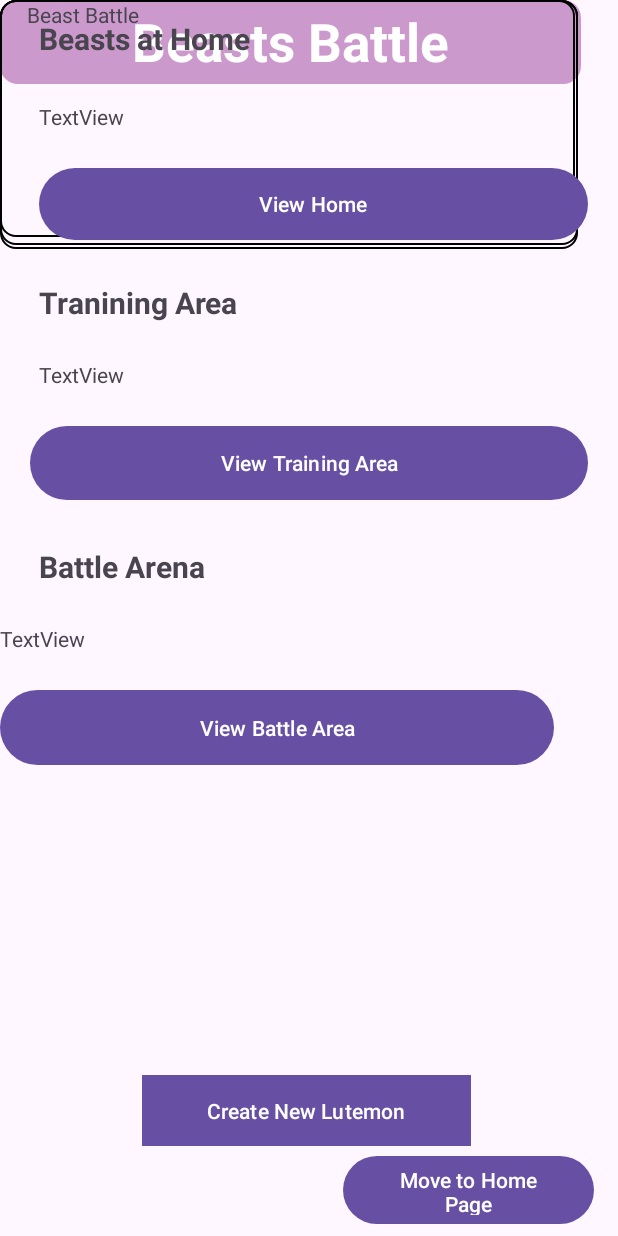
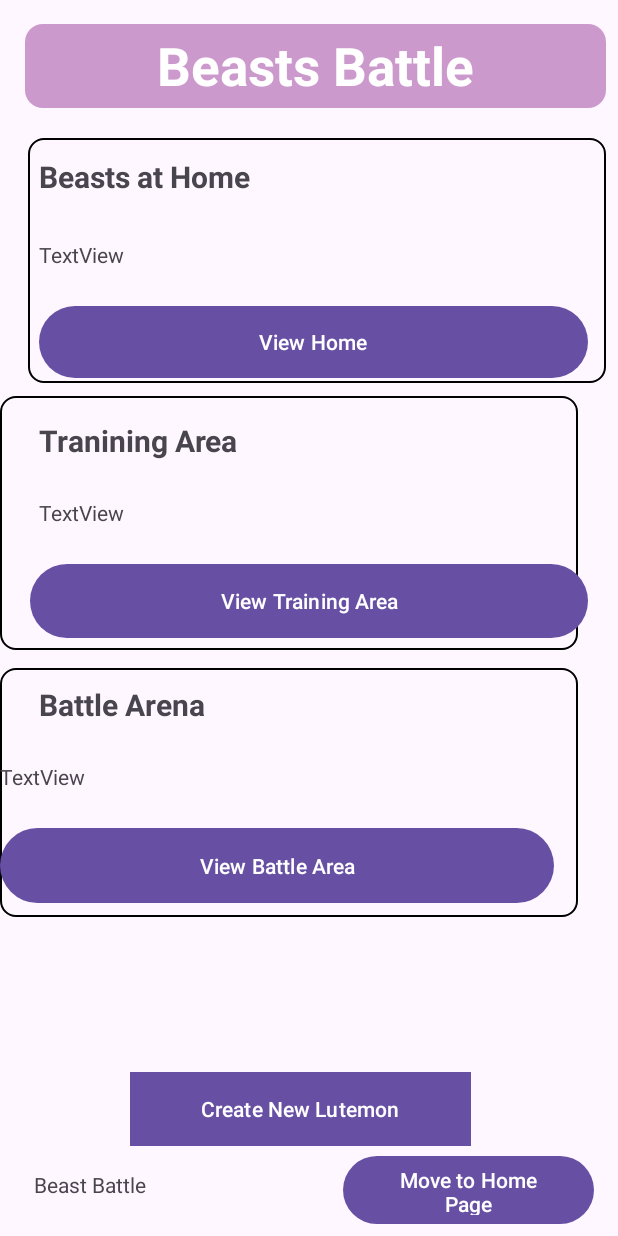
Before and after one commit to NgocKhanhAnPhan/Project_AS_Celestial_Beasts, an Android app: the BeastBattle screen opened directly, with no data from a screen before it, on a phone screen of 412 x 824 dp. Run offline under Robolectric (Android 15) with nearby library versions, the phone set to English and light mode, and no system bars.

Commit message:
first update

```diff
--- a/app/src/main/java/com/example/project/LoginActivity.java
+++ b/app/src/main/java/com/example/project/LoginActivity.java
@@ -16,6 +16,7 @@ import androidx.core.view.ViewCompat;
 import androidx.core.view.WindowInsetsCompat;
 
 import com.example.project.View.BeastBattle;
+import com.example.project.View.UserInfomation;
 
 public class LoginActivity extends AppCompatActivity {
 
@@ -52,6 +53,11 @@ public class LoginActivity extends AppCompatActivity {
                 if (isLoggedId){
                     Intent intent = new Intent(LoginActivity.this, HomePage.class);
                     startActivity(intent);
+
+                    Intent intents = new Intent(LoginActivity.this, UserInfomation.class);
+                    intents.putExtra("username", name.getText().toString());
+                    intents.putExtra("password", password.getText().toString());
+                    startActivity(intents);
                 } else {
                     Toast.makeText(LoginActivity.this, "Login Failed. If you do not have an account, please register. ", Toast.LENGTH_SHORT).show();
                 }
--- a/app/src/main/java/com/example/project/MainActivity.java
+++ b/app/src/main/java/com/example/project/MainActivity.java
@@ -50,10 +50,10 @@ public class MainActivity extends AppCompatActivity {
         TextView au = findViewById(R.id.textView2);
         au.setText("An Phan / Sumeya Samsun");
 
-        Button btn_yes = findViewById(R.id.button2);
+        Button btn_yes = findViewById(R.id.button);
         btn_yes.setOnClickListener(v -> {
-            Intent intent2 = new Intent(MainActivity.this, LoginActivity.class);
-           startActivity(intent2);
+            Intent intent = new Intent(MainActivity.this, LoginActivity.class);
+           startActivity(intent);
         });
 
         }
--- a/app/src/main/java/com/example/project/View/BeastBattle.java
+++ b/app/src/main/java/com/example/project/View/BeastBattle.java
@@ -3,6 +3,7 @@ package com.example.project.View;
 import android.content.Intent;
 import android.os.Bundle;
 import android.widget.Button;
+import android.widget.TextView;
 
 import androidx.activity.EdgeToEdge;
 import androidx.appcompat.app.AppCompatActivity;
@@ -16,8 +17,7 @@ import com.example.project.R;
 public class BeastBattle extends AppCompatActivity {
 
     Button vhome, vtrain, vbatlle, create, movtohomepage;
-
-
+    TextView debehome, detrain, debat;
 
     @Override
     protected void onCreate(Bundle savedInstanceState) {
@@ -60,5 +60,9 @@ public class BeastBattle extends AppCompatActivity {
             startActivity(intent);
         });
 
+        debehome = findViewById(R.id.textView15);
+        detrain = findViewById(R.id.textView17);
+        debat = findViewById(R.id.textView22);
+
     }
 }
--- a/app/src/main/res/layout/activity_beasts_battle.xml
+++ b/app/src/main/res/layout/activity_beasts_battle.xml
@@ -11,20 +11,22 @@
         android:id="@+id/textView5"
         android:layout_width="387dp"
         android:layout_height="56dp"
+        android:layout_marginTop="16dp"
+        android:layout_marginEnd="8dp"
         android:background="@drawable/textview_border"
         android:gravity="center"
         android:text="@string/beasts_battle"
         android:textColor="@color/white"
         android:textSize="35sp"
         android:textStyle="bold"
-        tools:ignore="MissingConstraints"
-        tools:layout_editor_absoluteX="16dp"
-        tools:layout_editor_absoluteY="16dp" />
+        app:layout_constraintEnd_toEndOf="parent"
+        app:layout_constraintTop_toTopOf="parent"
+        tools:ignore="MissingConstraints" />
 
     <Button
         android:id="@+id/createnew"
-        android:layout_width="219dp"
-        android:layout_height="47dp"
+        android:layout_width="227dp"
+        android:layout_height="49dp"
         android:layout_marginEnd="98dp"
         android:layout_marginBottom="60dp"
         android:background="#006622"
@@ -35,23 +37,26 @@
 
     <TextView
         android:id="@+id/textView11"
-        android:layout_width="142dp"
+        android:layout_width="113dp"
         android:layout_height="28dp"
-        android:layout_marginEnd="252dp"
+        android:layout_marginEnd="276dp"
+        android:layout_marginBottom="16dp"
         android:text="@string/beast_battle"
+        app:layout_constraintBottom_toBottomOf="parent"
         app:layout_constraintEnd_toEndOf="parent"
-        tools:ignore="MissingConstraints"
-        tools:layout_editor_absoluteY="699dp" />
+        tools:ignore="MissingConstraints" />
 
     <TextView
         android:id="@+id/textView12"
         android:layout_width="385dp"
         android:layout_height="163dp"
+        android:layout_marginTop="92dp"
+        android:layout_marginEnd="8dp"
         android:background="@drawable/textview_home"
+        app:layout_constraintEnd_toEndOf="parent"
+        app:layout_constraintTop_toTopOf="parent"
         app:layout_goneMarginBottom="20dp"
-        tools:ignore="MissingConstraints"
-        tools:layout_editor_absoluteX="17dp"
-        tools:layout_editor_absoluteY="104dp" />
+        tools:ignore="MissingConstraints" />
 
     <TextView
         android:id="@+id/textView16"
@@ -68,13 +73,14 @@
 
     <TextView
         android:id="@+id/textView13"
-        android:layout_width="383dp"
-        android:layout_height="158dp"
+        android:layout_width="385dp"
+        android:layout_height="169dp"
+        android:layout_marginTop="12dp"
         android:background="@drawable/textview_home"
+        app:layout_constraintTop_toBottomOf="@+id/viewhome"
         app:layout_goneMarginBottom="20dp"
         tools:ignore="MissingConstraints"
-        tools:layout_editor_absoluteX="17dp"
-        tools:layout_editor_absoluteY="281dp" />
+        tools:layout_editor_absoluteX="15dp" />
 
     <TextView
         android:id="@+id/textView17"
@@ -104,11 +110,12 @@
         android:id="@+id/textView14"
         android:layout_width="385dp"
         android:layout_height="166dp"
+        android:layout_marginTop="12dp"
         android:background="@drawable/textview_home"
+        app:layout_constraintTop_toBottomOf="@+id/textView13"
         app:layout_goneMarginBottom="20dp"
         tools:ignore="MissingConstraints"
-        tools:layout_editor_absoluteX="15dp"
-        tools:layout_editor_absoluteY="448dp" />
+        tools:layout_editor_absoluteX="15dp" />
 
     <TextView
         android:id="@+id/textView15"
--- a/app/src/main/res/values/strings.xml
+++ b/app/src/main/res/values/strings.xml
@@ -37,4 +37,6 @@
     <string name="view_statistics">View Statistics</string>
     <string name="beast_battle">Beast Battle</string>
     <string name="view_beast_battle">View Beast Battle</string>
+    <string name="information">Information</string>
+    <string name="log_out">Log out</string>
 </resources>
```
Also changed, not shown: app/src/main/java/com/example/project/HomePage.java (+5 -5 lines), app/src/main/java/com/example/project/Model/Beast.java (added, +22 -0 lines), app/src/main/java/com/example/project/View/UserInfomation.java (+35 -0 lines), app/src/main/res/layout/activity_home_page.xml (+7 -7 lines), app/src/main/res/layout/activity_user_infomation.xml (+70 -0 lines).
